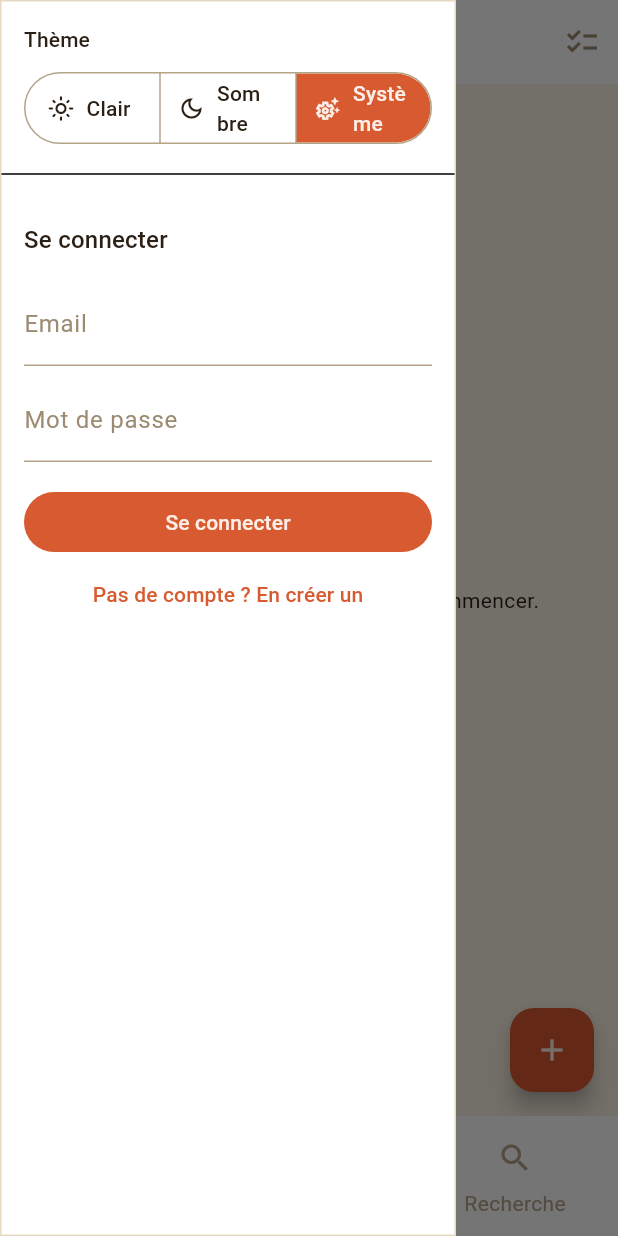
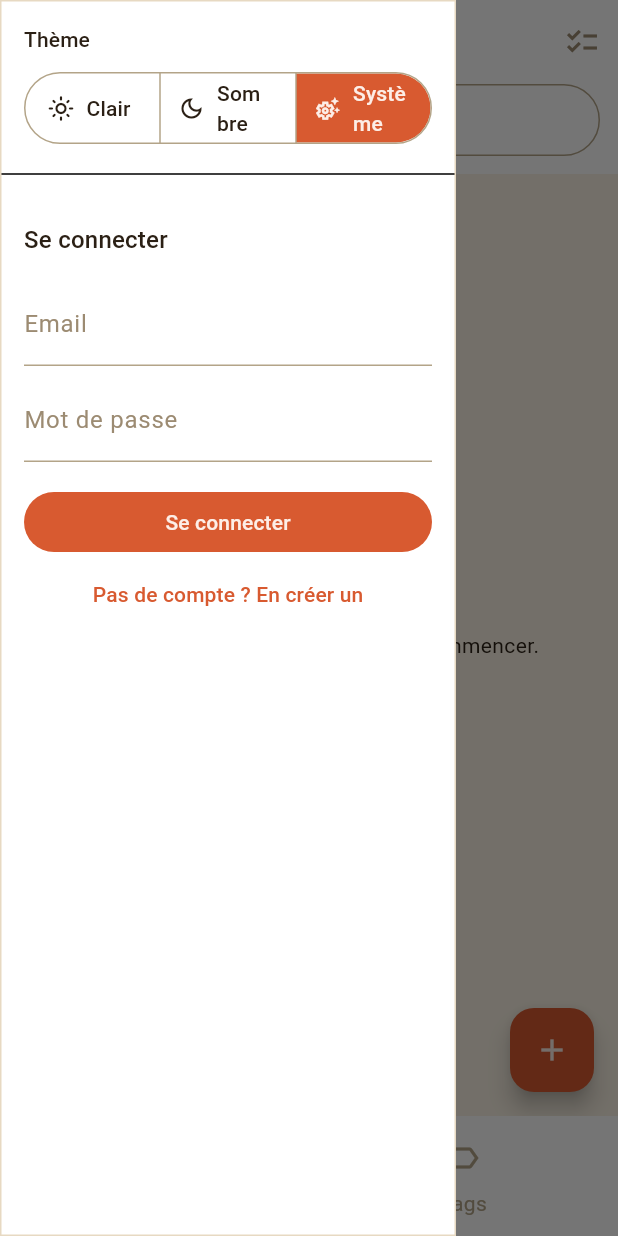
Before and after one commit to joe-pierre/runk, a Flutter app: the screen it shows after launch, with the side drawer open, on a phone screen of 412 x 824 dp. Run offline on Flutter 3.47's test engine with Material 3 defaults, Android fonts, the phone set to English and light mode, and no system bars; our stand-ins replace cached_network_image, connectivity_plus, flutter_riverpod, flutter_svg, go_router, html_unescape and 4 more; missing offline and left inert: receive_sharing_intent; accounts and stored records are empty; generated files the repository leaves out were written again; statements that could not run were skipped.

Commit message:
feat: recherche intégrée à HomeScreen (barre flottante) + suppression de l'onglet Recherche (Tâche 30)
HomeScreen passe de Scaffold.appBar à CustomScrollView/SliverAppBar(floating:
true, snap: true), avec le champ de recherche dans son bottom: — masqué et
réaffiché avec le titre "Runk" au scroll, sans logique custom. Requête vide :
comportement inchangé (bookmarkListProvider + filtre par tag) ; requête non
vide : bascule sur bookmarkSearchProvider (recherche locale, aucun appel
réseau), chip de filtre masqué. SearchScreen et l'onglet Recherche sont
supprimés (bottom nav réduite à Home/Tags), BookmarkSelectionScope.search
retiré. SPEC.md section 11 mise à jour en conséquence.

Co-Authored-By: Claude Sonnet 5 <noreply@anthropic.com>
Claude-Session: https://claude.ai/code/session_01NKxA9E6PCXCbtnRhoJiUKJ

```diff
--- a/lib/app/app_shell.dart
+++ b/lib/app/app_shell.dart
@@ -5,8 +5,10 @@ import 'package:go_router/go_router.dart';
 import '../core/services/app_scaffold_key_provider.dart';
 import 'app_drawer.dart';
 
-/// Coquille de navigation principale de Runk : bottom navigation à 3 onglets
-/// (Home / Tags / Recherche), voir SPEC.md section 11.
+/// Coquille de navigation principale de Runk : bottom navigation à 2 onglets
+/// (Home / Tags), voir SPEC.md section 11 — réduite de 3 à 2 onglets en
+/// Tâche 30 (recherche absorbée par une barre flottante sur `HomeScreen`,
+/// suppression de l'onglet Recherche, voir DECISIONS.md).
 ///
 /// Purement présentationnel : reçoit [navigationShell], déjà construit par
 /// `StatefulShellRoute.indexedStack` (voir `router.dart`), et se contente
@@ -17,15 +19,14 @@ import 'app_drawer.dart';
 /// true)` déjà configuré dans `main.dart`).
 ///
 /// Porte le `Drawer` d'authentification (`AppDrawer`, Tâche 28, voir
-/// DECISIONS.md), ouvert depuis les 3 écrans via [appScaffoldKeyProvider]
+/// DECISIONS.md), ouvert depuis les 2 écrans via [appScaffoldKeyProvider]
 /// (voir sa doc) plutôt que `Scaffold.of(context)`, chaque écran ayant son
 /// propre `Scaffold` imbriqué.
 class AppShell extends ConsumerWidget {
   /// Crée la coquille pour [navigationShell].
   const AppShell({super.key, required this.navigationShell});
 
-  /// État de navigation des 3 branches (Home / Tags / Recherche), fourni par
-  /// go_router.
+  /// État de navigation des 2 branches (Home / Tags), fourni par go_router.
   final StatefulNavigationShell navigationShell;
 
   @override
@@ -51,11 +52,6 @@ class AppShell extends ConsumerWidget {
             selectedIcon: Icon(Icons.label),
             label: 'Tags',
           ),
-          NavigationDestination(
-            icon: Icon(Icons.search_outlined),
-            selectedIcon: Icon(Icons.search),
-            label: 'Recherche',
-          ),
         ],
       ),
     );
--- a/lib/app/router.dart
+++ b/lib/app/router.dart
@@ -4,7 +4,6 @@ import 'package:go_router/go_router.dart';
 import '../features/bookmarks/presentation/home_screen.dart';
 import '../features/bookmarks/presentation/share_intent_gate.dart';
 import '../features/bookmarks/presentation/sync_service_gate.dart';
-import '../features/search/presentation/search_screen.dart';
 import '../features/tags/presentation/tags_screen.dart';
 import 'app_shell.dart';
 
@@ -13,8 +12,11 @@ final GlobalKey<NavigatorState> _rootNavigatorKey = GlobalKey<NavigatorState>(
 );
 
 /// Configuration de navigation de Runk (voir SPEC.md section 11) : une
-/// unique route "shell" à 3 branches (Home / Tags / Recherche), chacune
-/// affichée dans son propre `IndexedStack` via [AppShell].
+/// unique route "shell" à 2 branches (Home / Tags), chacune affichée dans
+/// son propre `IndexedStack` via [AppShell]. La recherche (ancien 3ᵉ onglet
+/// `/search`) est absorbée depuis la Tâche 30 par une barre flottante
+/// directement sur `HomeScreen` (voir DECISIONS.md) — `SearchScreen`
+/// supprimé, plus aucune branche dédiée.
 ///
 /// `ShareIntentGate` et `SyncServiceGate` enveloppent la coquille entière,
 /// jamais un onglet en particulier : leur `context` reste ainsi un
@@ -47,14 +49,6 @@ final GoRouter appRouter = GoRouter(
             ),
           ],
         ),
-        StatefulShellBranch(
-          routes: [
-            GoRoute(
-              path: '/search',
-              builder: (context, state) => const SearchScreen(),
-            ),
-          ],
-        ),
       ],
     ),
   ],
--- a/lib/features/bookmarks/presentation/bookmark_context_menu.dart
+++ b/lib/features/bookmarks/presentation/bookmark_context_menu.dart
@@ -14,8 +14,8 @@ enum _BookmarkMenuAction { editTags, delete }
 /// sur une `BookmarkCard`, voir Tâche 21) : "Modifier les tags" et
 /// "Supprimer".
 ///
-/// Ce menu partagé (`HomeScreen`, `SearchScreen`, `TagsScreen`,
-/// `MyEyesOnlyScreen`) ne doit **jamais**, dans aucun état de l'app, exposer
+/// Ce menu partagé (`HomeScreen`, `TagsScreen`, `MyEyesOnlyScreen`) ne doit
+/// **jamais**, dans aucun état de l'app, exposer
 /// quoi que ce soit lié au masquage "My Eyes Only" — même pas pour un
 /// bookmark déjà masqué (Tâche 24, ajustement explicite de la Tâche 22, voir
 /// DECISIONS.md). Démasquer un bookmark n'est possible que depuis l'action
--- a/lib/features/bookmarks/presentation/home_screen.dart
+++ b/lib/features/bookmarks/presentation/home_screen.dart
@@ -2,9 +2,11 @@ import 'package:flutter/material.dart';
 import 'package:flutter_riverpod/flutter_riverpod.dart';
 
 import '../../../core/services/app_scaffold_key_provider.dart';
+import '../domain/video_bookmark.dart';
 import 'bookmark_card.dart';
 import 'bookmark_context_menu.dart';
 import 'bookmark_list_provider.dart';
+import 'bookmark_search_provider.dart';
 import 'bookmark_selection_controller.dart';
 import 'bookmark_tag_filter_provider.dart';
 import 'bulk_selection_toolbar.dart';
@@ -13,8 +15,8 @@ import 'manual_add_dialog.dart';
 import 'my_eyes_only_access.dart';
 import 'open_bookmark_action.dart';
 
-/// Sélection multiple de cet écran (Tâche 26, voir DECISIONS.md) — instance
-/// distincte de celle de `SearchScreen`, voir [BookmarkSelectionScope].
+/// Sélection multiple de cet écran (Tâche 26, voir DECISIONS.md) — seule
+/// instance existante depuis la Tâche 30, voir [BookmarkSelectionScope].
 const _selectionScope = BookmarkSelectionScope.home;
 
 /// Écran d'accueil : liste chronologique (date de création décroissante) de
@@ -22,29 +24,38 @@ const _selectionScope = BookmarkSelectionScope.home;
 /// 11) — un bookmark `isHidden: true` (voir Tâche 22, DECISIONS.md)
 /// disparaît immédiatement de cette liste, sans être supprimé.
 ///
-/// Purement présentationnel : lit [bookmarkListProvider] et affiche l'état
-/// correspondant (chargement, erreur, liste), ne décide jamais lui-même
-/// comment récupérer ou trier les bookmarks (voir CONVENTIONS.md section
-/// Partials / Frontend). Affiche `ClipboardSuggestionBanner` en haut de
-/// l'écran (voir SPEC.md section 11) — celle-ci ne prend aucune place tant
-/// qu'aucune suggestion n'est active. Un tap sur une carte délègue la
-/// réouverture à `DeepLinkService.openInSource` (voir SPEC.md section 4
-/// règle 5) — l'écran ne décide lui-même d'aucun schéma natif ni fallback,
-/// il se contente de transmettre le résultat à l'utilisateur.
+/// Purement présentationnel : lit [bookmarkListProvider]/[bookmarkSearchProvider]
+/// et affiche l'état correspondant (chargement, erreur, liste), ne décide
+/// jamais lui-même comment récupérer, trier ou rechercher les bookmarks (voir
+/// CONVENTIONS.md section Partials / Frontend). Affiche
+/// `ClipboardSuggestionBanner` en haut de l'écran (voir SPEC.md section 11) —
+/// celle-ci ne prend aucune place tant qu'aucune suggestion n'est active. Un
+/// tap sur une carte délègue la réouverture à `DeepLinkService.openInSource`
+/// (voir SPEC.md section 4 règle 5) — l'écran ne décide lui-même d'aucun
+/// schéma natif ni fallback, il se contente de transmettre le résultat à
+/// l'utilisateur.
 ///
-/// Si [bookmarkTagFilterProvider] est actif (venant de `TagsScreen`), filtre
-/// la liste sur ce tag et affiche un chip permettant de retirer le filtre —
-/// `BookmarkCard` reste le seul widget d'affichage d'un bookmark, aucune
-/// duplication (voir contrainte de la Tâche 9).
+/// **Barre de recherche intégrée (Tâche 30, voir DECISIONS.md) :** depuis la
+/// suppression de `SearchScreen`, la recherche full-text (titre + tags) se
+/// fait directement ici, via un champ placé dans le `bottom:` du
+/// `SliverAppBar` — masqué/réaffiché avec le titre "Runk" au scroll
+/// (`floating: true, snap: true`, natif, sans logique de détection de
+/// direction custom). Tant que le champ est vide, le comportement est
+/// strictement celui d'avant la Tâche 30 : [bookmarkListProvider], filtré par
+/// [bookmarkTagFilterProvider] si actif. Dès qu'une requête non vide est
+/// saisie, la liste bascule sur [bookmarkSearchProvider] (recherche purement
+/// locale, aucun appel réseau, voir contrainte de la Tâche 9) et le chip de
+/// filtre par tag est masqué — les deux filtres ne se combinent jamais,
+/// reprise à l'identique du comportement de l'ancien `SearchScreen` (voir
+/// DECISIONS.md, entrée « Tâche 30 »).
 ///
 /// Le bouton flottant "+" ouvre `ManualAddDialog`, troisième voie d'entrée
 /// d'un bookmark équivalente au Share Intent et à la suggestion clipboard
 /// (voir SPEC.md section 11).
 ///
 /// Un appui long sur une carte délègue à `showBookmarkContextMenu` (Tâche
-/// 21) l'ouverture du menu contextuel (modifier les tags / masquer /
-/// supprimer) — geste distinct du tap simple, sans interférence (voir
-/// `BookmarkCard`).
+/// 21) l'ouverture du menu contextuel (modifier les tags / supprimer) —
+/// geste distinct du tap simple, sans interférence (voir `BookmarkCard`).
 ///
 /// Un appui long sur le titre "Runk" de l'`AppBar` délègue à
 /// `openMyEyesOnly` (Tâche 22, voir DECISIONS.md) l'ouverture de la section
@@ -58,12 +69,55 @@ const _selectionScope = BookmarkSelectionScope.home;
 /// case à cocher et `BulkSelectionToolbar` apparaît en bas dès qu'au moins
 /// un bookmark est coché. Aucune action de masquage n'y est jamais exposée
 /// (voir `BulkSelectionToolbar`).
-class HomeScreen extends ConsumerWidget {
+class HomeScreen extends ConsumerStatefulWidget {
   const HomeScreen({super.key});
 
   @override
-  Widget build(BuildContext context, WidgetRef ref) {
-    final bookmarksAsync = ref.watch(bookmarkListProvider);
+  ConsumerState<HomeScreen> createState() => _HomeScreenState();
+}
+
+class _HomeScreenState extends ConsumerState<HomeScreen> {
+  final _searchController = TextEditingController();
+
+  @override
+  void dispose() {
+    _searchController.dispose();
+    super.dispose();
+  }
+
+  /// Filtre [allBookmarks] pour la liste normale (requête de recherche
+  /// vide) : masque les bookmarks masqués (`isHidden`), puis applique
+  /// [tagFilter] s'il est actif — comportement inchangé depuis avant la
+  /// Tâche 30.
+  List<VideoBookmark> _visibleBookmarks(
+    List<VideoBookmark> allBookmarks,
+    String? tagFilter,
+  ) {
+    final visible = allBookmarks
+        .where((bookmark) => !bookmark.isHidden)
+        .toList();
+    if (tagFilter == null) return visible;
+    return visible
+        .where((bookmark) => bookmark.tags.contains(tagFilter))
+        .toList();
+  }
+
+  /// Message affiché quand la liste à afficher est vide, selon le mode
+  /// actif — reprend à l'identique les messages respectifs de `HomeScreen`
+  /// et de l'ancien `SearchScreen` (voir DECISIONS.md, entrée « Tâche 30 »).
+  String _emptyMessage({
+    required bool isSearching,
+    required String query,
+    required String? tagFilter,
+  }) {
+    if (isSearching) return 'Aucun résultat pour "$query".';
+    return tagFilter == null
+        ? 'Partagez une vidéo vers Runk pour commencer.'
+        : 'Aucun bookmark avec ce tag.';
+  }
+
+  @override
+  Widget build(BuildContext context) {
     final tagFilter = ref.watch(bookmarkTagFilterProvider);
     final selection = ref.watch(
       bookmarkSelectionControllerProvider(_selectionScope),
@@ -72,8 +126,20 @@ class HomeScreen extends ConsumerWidget {
       bookmarkSelectionControllerProvider(_selectionScope).notifier,
     );
 
+    final trimmedQuery = _searchController.text.trim();
+    final isSearching = trimmedQuery.isNotEmpty;
+    final bookmarksAsync = isSearching
+        ? ref.watch(bookmarkSearchProvider(trimmedQuery))
+        : ref.watch(bookmarkListProvider);
+
     return Scaffold(
-      appBar: AppBar(
+      body: RefreshIndicator(
+        onRefresh: () => ref.read(bookmarkListProvider.notifier).refresh(),
+        child: CustomScrollView(
+          slivers: [
+            SliverAppBar(
+              floating: true,
+              snap: true,
               leading: IconButton(
                 icon: const Icon(Icons.menu),
                 tooltip: 'Menu',
@@ -87,7 +153,9 @@ class HomeScreen extends ConsumerWidget {
               actions: [
                 IconButton(
                   icon: Icon(
-              selection.isSelectionModeActive ? Icons.close : Icons.checklist,
+                    selection.isSelectionModeActive
+                        ? Icons.close
+                        : Icons.checklist,
                   ),
                   tooltip: selection.isSelectionModeActive
                       ? 'Annuler la sélection'
@@ -95,13 +163,33 @@ class HomeScreen extends ConsumerWidget {
                   onPressed: selectionNotifier.toggleSelectionMode,
                 ),
               ],
+              bottom: PreferredSize(
+                preferredSize: const Size.fromHeight(60),
+                child: Padding(
+                  padding: const EdgeInsets.fromLTRB(12, 0, 12, 12),
+                  child: TextField(
+                    controller: _searchController,
+                    decoration: const InputDecoration(
+                      hintText: 'Rechercher par titre ou tag',
+                      prefixIcon: Icon(Icons.search),
+                      isDense: true,
+                      border: OutlineInputBorder(
+                        borderRadius: BorderRadius.all(Radius.circular(24)),
                       ),
-      body: Column(
-        children: [
-          const ClipboardSuggestionBanner(),
-          if (tagFilter != null)
-            Padding(
-              padding: const EdgeInsets.symmetric(horizontal: 12, vertical: 8),
+                    ),
+                    onChanged: (_) => setState(() {}),
+                  ),
+                ),
+              ),
+            ),
+            const SliverToBoxAdapter(child: ClipboardSuggestionBanner()),
+            if (!isSearching && tagFilter != null)
+              SliverToBoxAdapter(
+                child: Padding(
+                  padding: const EdgeInsets.symmetric(
+                    horizontal: 12,
+                    vertical: 8,
+                  ),
                   child: Align(
                     alignment: Alignment.centerLeft,
                     child: Chip(
@@ -111,46 +199,50 @@ class HomeScreen extends ConsumerWidget {
                     ),
                   ),
                 ),
-          Expanded(
-            child: bookmarksAsync.when(
-              loading: () => const Center(child: CircularProgressIndicator()),
-              error: (error, stackTrace) => Center(
+              ),
+            bookmarksAsync.when(
+              loading: () => const SliverFillRemaining(
+                child: Center(child: CircularProgressIndicator()),
+              ),
+              error: (error, stackTrace) => SliverFillRemaining(
+                child: Center(
                   child: Text(
-                  'Impossible de charger vos bookmarks.',
+                    isSearching
+                        ? 'Impossible d\'effectuer la recherche.'
+                        : 'Impossible de charger vos bookmarks.',
                     style: Theme.of(context).textTheme.bodyMedium,
                   ),
                 ),
-              data: (allBookmarks) {
-                final visibleBookmarks = allBookmarks
-                    .where((bookmark) => !bookmark.isHidden)
-                    .toList();
-                final bookmarks = tagFilter == null
-                    ? visibleBookmarks
-                    : visibleBookmarks
-                          .where(
-                            (bookmark) => bookmark.tags.contains(tagFilter),
-                          )
-                          .toList();
+              ),
+              data: (results) {
+                final bookmarks = isSearching
+                    ? results
+                    : _visibleBookmarks(results, tagFilter);
                 if (bookmarks.isEmpty) {
-                  return Center(
+                  return SliverFillRemaining(
+                    child: Center(
                       child: Text(
-                      tagFilter == null
-                          ? 'Partagez une vidéo vers Runk pour commencer.'
-                          : 'Aucun bookmark avec ce tag.',
+                        _emptyMessage(
+                          isSearching: isSearching,
+                          query: trimmedQuery,
+                          tagFilter: tagFilter,
+                        ),
                         style: Theme.of(context).textTheme.bodyMedium,
+                      ),
                     ),
                   );
                 }
-                return RefreshIndicator(
-                  onRefresh: () =>
-                      ref.read(bookmarkListProvider.notifier).refresh(),
-                  child: ListView.builder(
-                    padding: const EdgeInsets.all(12),
+                return SliverList.builder(
                   itemCount: bookmarks.length,
                   itemBuilder: (context, index) {
                     final bookmark = bookmarks[index];
                     return Padding(
-                        padding: const EdgeInsets.only(bottom: 8),
+                      padding: EdgeInsets.fromLTRB(
+                        12,
+                        index == 0 ? 12 : 0,
+                        12,
+                        8,
+                      ),
                       child: BookmarkCard(
                         bookmark: bookmark,
                         onTap: () => openBookmark(context, ref, bookmark),
@@ -165,12 +257,11 @@ class HomeScreen extends ConsumerWidget {
                       ),
                     );
                   },
-                  ),
                 );
               },
             ),
+          ],
         ),
-        ],
       ),
       floatingActionButton: FloatingActionButton(
         onPressed: () => ManualAddDialog.show(context),
--- a/lib/features/bookmarks/presentation/open_bookmark_action.dart
+++ b/lib/features/bookmarks/presentation/open_bookmark_action.dart
@@ -9,9 +9,9 @@ import '../domain/video_bookmark.dart';
 /// si ni le schéma natif ni le navigateur n'ont pu ouvrir la vidéo (cas
 /// extrême) — ne plante jamais l'écran appelant.
 ///
-/// Partagé entre `HomeScreen` et `SearchScreen` (toutes deux affichent des
-/// `BookmarkCard` tapables) pour ne jamais dupliquer cette logique
-/// d'ouverture (voir CONVENTIONS.md, éviter la duplication entre écrans).
+/// Utilisé par `HomeScreen` (qui affiche des `BookmarkCard` tapables) pour
+/// ne jamais dupliquer cette logique d'ouverture (voir CONVENTIONS.md, éviter
+/// la duplication entre écrans).
 Future<void> openBookmark(
   BuildContext context,
   WidgetRef ref,
```
Also changed, not shown: lib/core/services/app_scaffold_key_provider.dart (+6 -5 lines), lib/features/bookmarks/presentation/bookmark_selection_controller.dart (+8 -6 lines), lib/features/bookmarks/presentation/bulk_selection_toolbar.dart (+6 -4 lines), lib/features/search/presentation/search_screen.dart (deleted, +0 -133 lines), lib/features/bookmarks/presentation/bookmark_selection_controller.g.dart, 9 other files. Lines whose indentation alone changed are shown as unchanged.
